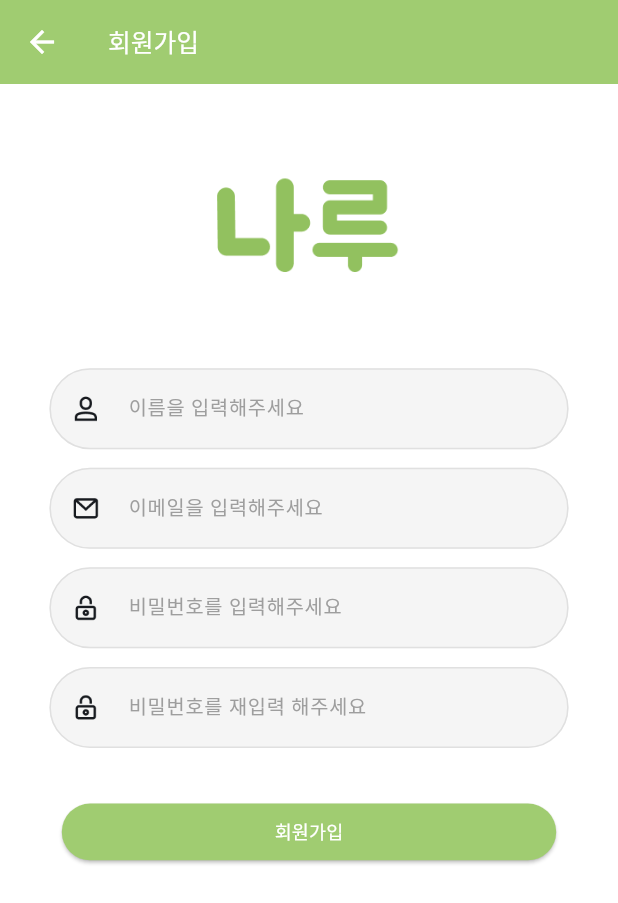
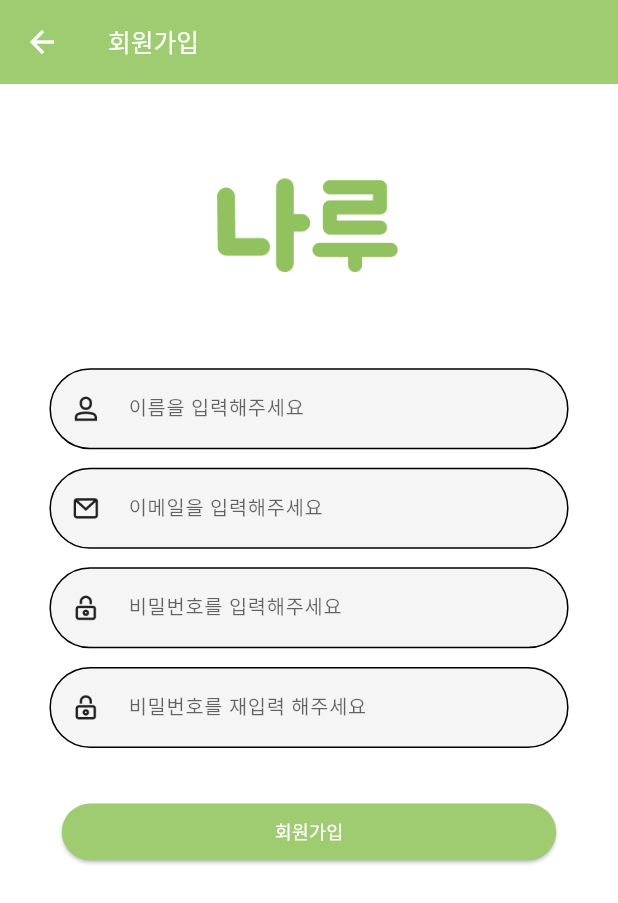
Before and after one commit to crepas/Start_up, a Flutter app: the SignupScreen screen opened directly, on a phone screen of 412 x 824 dp. Shown: the top 903 px of the screen. Run offline on Flutter 3.47's test engine with Material 3 defaults, Android fonts, the phone set to English and light mode, and no system bars; our stand-ins replace geolocator, image_picker, shared_preferences; missing offline and left inert: flutter_naver_map, kakao_flutter_sdk_user; accounts and stored records are empty; network calls fail.

```diff
--- a/lib/screens/Signup.dart
+++ b/lib/screens/Signup.dart
@@ -193,6 +193,8 @@ class _SignupScreenState extends State<SignupScreen> {
   Widget build(BuildContext context) {
     final screenHeight = MediaQuery.of(context).size.height;
     final screenWidth = MediaQuery.of(context).size.width;
+    final theme = Theme.of(context);
+    final colorScheme = theme.colorScheme;
 
     return Scaffold(
       appBar: CommonAppBar(
@@ -234,25 +236,25 @@ class _SignupScreenState extends State<SignupScreen> {
                   aspectRatio: 8.7 / 1,
                   child: ElevatedButton(
                     style: ElevatedButton.styleFrom(
-                      backgroundColor: Color(0xFFA0CC71),
+                      backgroundColor: colorScheme.primary,
                       shape: RoundedRectangleBorder(
                         borderRadius: BorderRadius.circular(50),
                       ),
                     ),
-                    onPressed: _isLoading ? null : _signup, // 회원가입 함수 연결
+                    onPressed: _isLoading ? null : _signup,
                     child: _isLoading
                         ? SizedBox(
                             width: screenWidth * 0.03,
                             height: screenWidth * 0.03,
                             child: CircularProgressIndicator(
-                        color: Colors.white,
+                              color: colorScheme.onPrimary,
                               strokeWidth: 2,
                             ),
                           )
                         : Text(
                             '회원가입',
                             style: TextStyle(
-                        color: Colors.white,
+                              color: colorScheme.onPrimary,
                               fontSize: screenWidth * 0.03,
                               fontWeight: FontWeight.w500,
                             ),
@@ -268,6 +270,9 @@ class _SignupScreenState extends State<SignupScreen> {
   }
 
   Widget _buildTextFields(double screenWidth, double screenHeight) {
+    final theme = Theme.of(context);
+    final colorScheme = theme.colorScheme;
+
     // 입력 필드의 컨트롤러 및 에러 메시지
     List<Map<String, dynamic>> fieldData = [
       {
@@ -307,41 +312,50 @@ class _SignupScreenState extends State<SignupScreen> {
           children: [
             TextField(
               controller: fieldData[index]['controller'],
-              style: TextStyle(fontSize: screenWidth * 0.035),
+              style: TextStyle(
+                fontSize: screenWidth * 0.035,
+                color: theme.textTheme.bodyLarge?.color,
+              ),
               obscureText: fieldData[index]['obscureText'],
               decoration: InputDecoration(
                 prefixIcon: Container(
                   margin: EdgeInsets.symmetric(horizontal: 15),
                   width: screenWidth * 0.045,
                   height: screenHeight * 0.015,
+                  child: ColorFiltered(
+                    colorFilter: ColorFilter.mode(
+                      theme.iconTheme.color ?? theme.textTheme.bodyLarge?.color ?? Colors.black,
+                      BlendMode.srcIn,
+                    ),
                     child: Image.asset(
                       fieldData[index]['iconPath'],
                       fit: BoxFit.contain,
                     ),
                   ),
+                ),
                 hintText: fieldData[index]['placeholder'],
                 hintStyle: TextStyle(
                   fontSize: screenWidth * 0.032,
-                  color: Colors.grey[500],
+                  color: theme.hintColor,
                 ),
                 filled: true,
-                fillColor: Colors.grey[100],
+                fillColor: theme.cardColor,
                 border: OutlineInputBorder(
                   borderRadius: BorderRadius.circular(50),
                   borderSide: BorderSide.none,
                 ),
                 enabledBorder: OutlineInputBorder(
                   borderRadius: BorderRadius.circular(50),
-                  borderSide: BorderSide(color: Colors.grey[300]!),
+                  borderSide: BorderSide(color: theme.dividerColor),
                 ),
                 focusedBorder: OutlineInputBorder(
                   borderRadius: BorderRadius.circular(50),
-                  borderSide: BorderSide(color: Color(0xFFA0CC71), width: 2),
+                  borderSide: BorderSide(color: colorScheme.primary, width: 2),
                 ),
                 contentPadding: EdgeInsets.symmetric(vertical: 16),
                 errorText: fieldData[index]['error'],
                 errorStyle: TextStyle(
-                  color: Colors.red,
+                  color: colorScheme.error,
                   fontSize: screenWidth * 0.03,
                 ),
               ),
```
Lines whose indentation alone changed are shown as unchanged.
